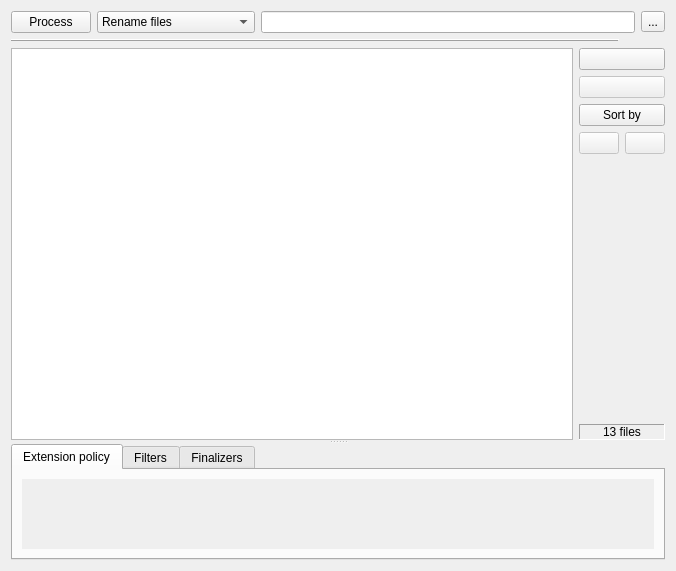
Guid75/renamah, file renamah/widget_simple.ui: the form before one commit.
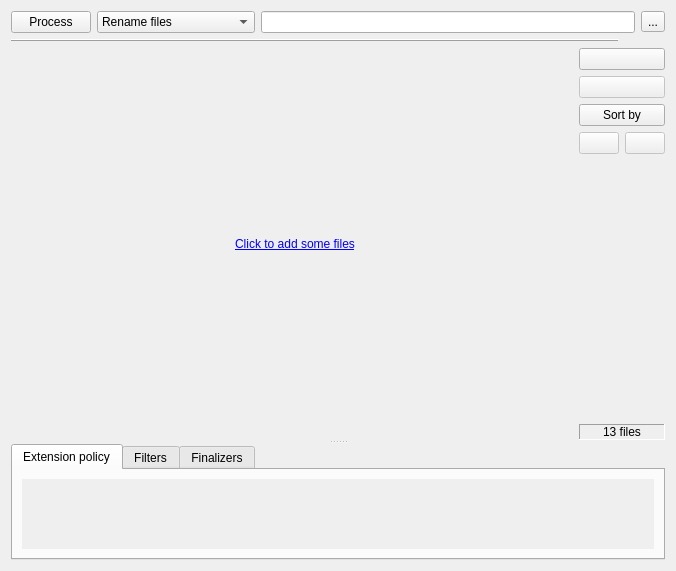
The form after the commit. Icons and pictures are not drawn. Custom widgets are drawn as their Qt base class.

Commit message: a label to add files when the file grid is empty (stacked widget involved)

```diff
--- a/renamah/widget_simple.ui
+++ b/renamah/widget_simple.ui
@@ -35,7 +35,7 @@
        </property>
        <item row="0" column="0">
         <layout class="QGridLayout" name="gridLayout">
-         <item row="0" column="0" colspan="3">
+         <item row="0" column="0" colspan="4">
           <layout class="QHBoxLayout" name="horizontalLayout">
            <item>
             <widget class="QPushButton" name="pushButtonProcess">
@@ -91,7 +91,7 @@
            </item>
           </layout>
          </item>
-         <item row="1" column="0" colspan="2">
+         <item row="1" column="0" colspan="3">
           <widget class="QFrame" name="frameOperation">
            <property name="frameShape">
             <enum>QFrame::HLine</enum>
@@ -101,41 +101,7 @@
            </property>
           </widget>
          </item>
-         <item row="2" column="0" rowspan="7">
-          <widget class="QTreeView" name="treeViewFiles">
-           <property name="acceptDrops">
-            <bool>true</bool>
-           </property>
-           <property name="dragEnabled">
-            <bool>true</bool>
-           </property>
-           <property name="dragDropMode">
-            <enum>QAbstractItemView::InternalMove</enum>
-           </property>
-           <property name="alternatingRowColors">
-            <bool>true</bool>
-           </property>
-           <property name="selectionMode">
-            <enum>QAbstractItemView::ExtendedSelection</enum>
-           </property>
-           <property name="rootIsDecorated">
-            <bool>false</bool>
-           </property>
-           <property name="itemsExpandable">
-            <bool>false</bool>
-           </property>
-           <property name="animated">
-            <bool>true</bool>
-           </property>
-           <property name="allColumnsShowFocus">
-            <bool>true</bool>
-           </property>
-           <property name="expandsOnDoubleClick">
-            <bool>false</bool>
-           </property>
-          </widget>
-         </item>
-         <item row="2" column="1" colspan="2">
+         <item row="2" column="2" colspan="2">
           <widget class="QPushButton" name="pushButtonAddFiles">
            <property name="toolTip">
             <string>Add some files...</string>
@@ -149,7 +115,7 @@
            </property>
           </widget>
          </item>
-         <item row="3" column="1" colspan="2">
+         <item row="3" column="2" colspan="2">
           <widget class="QPushButton" name="pushButtonRemoveFiles">
            <property name="enabled">
             <bool>false</bool>
@@ -166,7 +132,7 @@
            </property>
           </widget>
          </item>
-         <item row="7" column="1" colspan="2">
+         <item row="6" column="2" colspan="2">
           <spacer name="verticalSpacer">
            <property name="orientation">
             <enum>Qt::Vertical</enum>
@@ -179,7 +145,7 @@
            </property>
           </spacer>
          </item>
-         <item row="8" column="1" colspan="2">
+         <item row="7" column="2" colspan="2">
           <widget class="QLabel" name="labelFileCount">
            <property name="frameShape">
             <enum>QFrame::Panel</enum>
@@ -195,14 +161,14 @@
            </property>
           </widget>
          </item>
-         <item row="4" column="1" colspan="2">
+         <item row="4" column="2" colspan="2">
           <widget class="QPushButton" name="pushButtonSort">
            <property name="text">
             <string>Sort by</string>
            </property>
           </widget>
          </item>
-         <item row="5" column="1">
+         <item row="5" column="2">
           <widget class="QPushButton" name="pushButtonUpFiles">
            <property name="enabled">
             <bool>false</bool>
@@ -219,7 +185,7 @@
            </property>
           </widget>
          </item>
-         <item row="5" column="2">
+         <item row="5" column="3">
           <widget class="QPushButton" name="pushButtonDownFiles">
            <property name="enabled">
             <bool>false</bool>
@@ -236,6 +202,168 @@
            </property>
           </widget>
          </item>
+         <item row="2" column="1" rowspan="6">
+          <widget class="QStackedWidget" name="stackedWidgetFiles">
+           <property name="currentIndex">
+            <number>1</number>
+           </property>
+           <widget class="QWidget" name="pageFiles">
+            <layout class="QGridLayout" name="gridLayout_7">
+             <property name="margin">
+              <number>0</number>
+             </property>
+             <item row="0" column="0">
+              <widget class="QTreeView" name="treeViewFiles">
+               <property name="acceptDrops">
+                <bool>true</bool>
+               </property>
+               <property name="dragEnabled">
+                <bool>true</bool>
+               </property>
+               <property name="dragDropMode">
+                <enum>QAbstractItemView::InternalMove</enum>
+               </property>
+               <property name="alternatingRowColors">
+                <bool>true</bool>
+               </property>
+               <property name="selectionMode">
+                <enum>QAbstractItemView::ExtendedSelection</enum>
+               </property>
+               <property name="rootIsDecorated">
+                <bool>false</bool>
+               </property>
+               <property name="itemsExpandable">
+                <bool>false</bool>
+               </property>
+               <property name="animated">
+                <bool>true</bool>
+               </property>
+               <property name="allColumnsShowFocus">
+                <bool>true</bool>
+               </property>
+               <property name="expandsOnDoubleClick">
+                <bool>false</bool>
+               </property>
+              </widget>
+             </item>
+            </layout>
+           </widget>
+           <widget class="QWidget" name="pageNoFiles">
+            <layout class="QGridLayout" name="gridLayout_8">
+             <item row="0" column="1">
+              <spacer name="verticalSpacer_2">
+               <property name="orientation">
+                <enum>Qt::Vertical</enum>
+               </property>
+               <property name="sizeHint" stdset="0">
+                <size>
+                 <width>20</width>
+                 <height>190</height>
+                </size>
+               </property>
+              </spacer>
+             </item>
+             <item row="1" column="0">
+              <spacer name="horizontalSpacer">
+               <property name="orientation">
+                <enum>Qt::Horizontal</enum>
+               </property>
+               <property name="sizeHint" stdset="0">
+                <size>
+                 <width>200</width>
+                 <height>20</height>
+                </size>
+               </property>
+              </spacer>
+             </item>
+             <item row="1" column="1">
+              <widget class="QLabel" name="labelAddFiles">
+               <property name="palette">
+                <palette>
+                 <active>
+                  <colorrole role="WindowText">
+                   <brush brushstyle="SolidPattern">
+                    <color alpha="255">
+                     <red>0</red>
+                     <green>0</green>
+                     <blue>255</blue>
+                    </color>
+                   </brush>
+                  </colorrole>
+                 </active>
+                 <inactive>
+                  <colorrole role="WindowText">
+                   <brush brushstyle="SolidPattern">
+                    <color alpha="255">
+                     <red>0</red>
+                     <green>0</green>
+                     <blue>255</blue>
+                    </color>
+                   </brush>
+                  </colorrole>
+                 </inactive>
+                 <disabled>
+                  <colorrole role="WindowText">
+                   <brush brushstyle="SolidPattern">
+                    <color alpha="255">
+                     <red>151</red>
+                     <green>150</green>
+                     <blue>150</blue>
+                    </color>
+                   </brush>
+                  </colorrole>
+                 </disabled>
+                </palette>
+               </property>
+               <property name="font">
+                <font>
+                 <underline>true</underline>
+                </font>
+               </property>
+               <property name="cursor">
+                <cursorShape>PointingHandCursor</cursorShape>
+               </property>
+               <property name="lineWidth">
+                <number>1</number>
+               </property>
+               <property name="text">
+                <string>Click to add some files</string>
+               </property>
+               <property name="alignment">
+                <set>Qt::AlignCenter</set>
+               </property>
+              </widget>
+             </item>
+             <item row="1" column="2">
+              <spacer name="horizontalSpacer_2">
+               <property name="orientation">
+                <enum>Qt::Horizontal</enum>
+               </property>
+               <property name="sizeHint" stdset="0">
+                <size>
+                 <width>200</width>
+                 <height>20</height>
+                </size>
+               </property>
+              </spacer>
+             </item>
+             <item row="2" column="1">
+              <spacer name="verticalSpacer_3">
+               <property name="orientation">
+                <enum>Qt::Vertical</enum>
+               </property>
+               <property name="sizeHint" stdset="0">
+                <size>
+                 <width>90</width>
+                 <height>190</height>
+                </size>
+               </property>
+              </spacer>
+             </item>
+            </layout>
+           </widget>
+          </widget>
+         </item>
         </layout>
        </item>
       </layout>
```
The commit also changes 1 other file.
